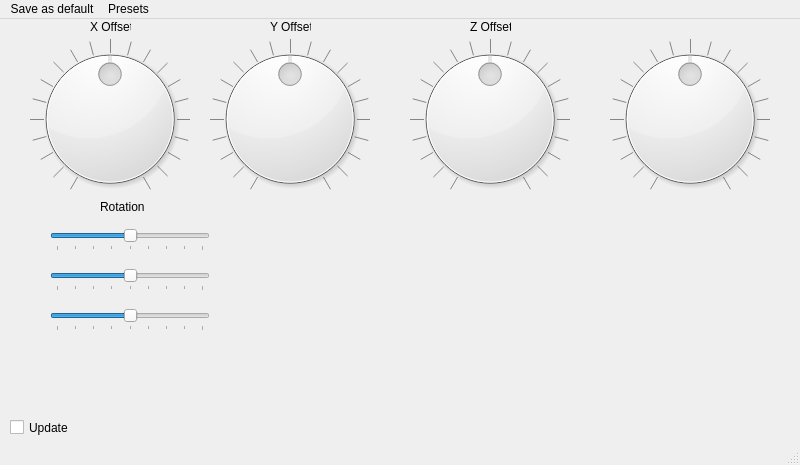
Before: the Qt Designer form src/calibrator/calibrator/bone_calibrator_window.ui in conatsera/K4A_OpenVR, drawn with Qt 5.
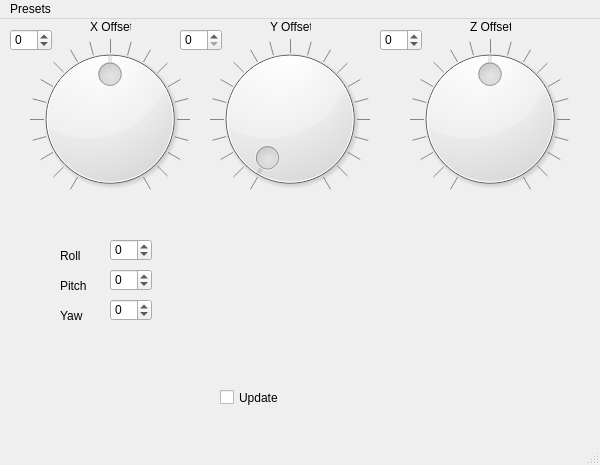
After: the same form once the commit is applied.

Commit message: * Calibration presets * Number entry for calibration values * Removed redundant roll transform requirement * Now with built-in installation and updated README

What changed in the file:
```diff
--- a/src/calibrator/calibrator/bone_calibrator_window.ui
+++ b/src/calibrator/calibrator/bone_calibrator_window.ui
@@ -6,7 +6,7 @@
    <rect>
     <x>0</x>
     <y>0</y>
-    <width>800</width>
+    <width>600</width>
     <height>465</height>
    </rect>
   </property>
@@ -14,19 +14,6 @@
    <string>BoneCalibratorWindow</string>
   </property>
   <widget class="QWidget" name="centralwidget">
-   <widget class="QCheckBox" name="updateCheckBox">
-    <property name="geometry">
-     <rect>
-      <x>10</x>
-      <y>400</y>
-      <width>70</width>
-      <height>17</height>
-     </rect>
-    </property>
-    <property name="text">
-     <string>Update</string>
-    </property>
-   </widget>
    <widget class="QDial" name="xOffset">
     <property name="geometry">
      <rect>
@@ -93,7 +80,7 @@
      <number>-1</number>
     </property>
     <property name="minimum">
-     <number>-2000</number>
+     <number>0</number>
     </property>
     <property name="maximum">
      <number>2000</number>
@@ -114,41 +101,6 @@
      <bool>true</bool>
     </property>
    </widget>
-   <widget class="QDial" name="hipHeight">
-    <property name="geometry">
-     <rect>
-      <x>610</x>
-      <y>20</y>
-      <width>160</width>
-      <height>160</height>
-     </rect>
-    </property>
-    <property name="minimum">
-     <number>-500</number>
-    </property>
-    <property name="maximum">
-     <number>500</number>
-    </property>
-    <property name="notchTarget">
-     <double>50.000000000000000</double>
-    </property>
-    <property name="notchesVisible">
-     <bool>true</bool>
-    </property>
-   </widget>
-   <widget class="QLabel" name="rotLabel">
-    <property name="geometry">
-     <rect>
-      <x>100</x>
-      <y>180</y>
-      <width>61</width>
-      <height>16</height>
-     </rect>
-    </property>
-    <property name="text">
-     <string>Rotation</string>
-    </property>
-   </widget>
    <widget class="QLabel" name="xOffsetLabel">
     <property name="geometry">
      <rect>
@@ -188,114 +140,177 @@
      <string>Z Offset</string>
     </property>
    </widget>
-   <widget class="QSlider" name="rotX">
+   <widget class="QSpinBox" name="rotX">
     <property name="geometry">
      <rect>
-      <x>50</x>
-      <y>210</y>
-      <width>160</width>
+      <x>110</x>
+      <y>220</y>
+      <width>42</width>
       <height>22</height>
      </rect>
     </property>
     <property name="minimum">
-     <number>-4</number>
+     <number>-180</number>
     </property>
     <property name="maximum">
-     <number>4</number>
+     <number>180</number>
     </property>
     <property name="singleStep">
      <number>1</number>
     </property>
-    <property name="pageStep">
-     <number>1</number>
-    </property>
-    <property name="orientation">
-     <enum>Qt::Horizontal</enum>
-    </property>
-    <property name="tickPosition">
-     <enum>QSlider::TicksBelow</enum>
-    </property>
-    <property name="tickInterval">
-     <number>1</number>
-    </property>
    </widget>
-   <widget class="QSlider" name="rotY">
+   <widget class="QSpinBox" name="rotY">
     <property name="geometry">
      <rect>
-      <x>50</x>
+      <x>110</x>
       <y>250</y>
-      <width>160</width>
+      <width>42</width>
       <height>22</height>
      </rect>
     </property>
     <property name="minimum">
-     <number>-4</number>
+     <number>-180</number>
     </property>
     <property name="maximum">
-     <number>4</number>
+     <number>180</number>
     </property>
-    <property name="singleStep">
-     <number>1</number>
+   </widget>
+   <widget class="QSpinBox" name="rotZ">
+    <property name="geometry">
+     <rect>
+      <x>110</x>
+      <y>280</y>
+      <width>42</width>
+      <height>22</height>
+     </rect>
     </property>
-    <property name="pageStep">
-     <number>1</number>
+    <property name="minimum">
+     <number>-180</number>
     </property>
-    <property name="orientation">
-     <enum>Qt::Horizontal</enum>
+    <property name="maximum">
+     <number>180</number>
     </property>
-    <property name="tickPosition">
-     <enum>QSlider::TicksBelow</enum>
+   </widget>
+   <widget class="QLabel" name="label">
+    <property name="geometry">
+     <rect>
+      <x>60</x>
+      <y>230</y>
+      <width>47</width>
+      <height>13</height>
+     </rect>
     </property>
-    <property name="tickInterval">
-     <number>1</number>
+    <property name="text">
+     <string>Roll</string>
     </property>
    </widget>
-   <widget class="QSlider" name="rotZ">
+   <widget class="QLabel" name="label_2">
     <property name="geometry">
      <rect>
-      <x>50</x>
+      <x>60</x>
+      <y>260</y>
+      <width>47</width>
+      <height>13</height>
+     </rect>
+    </property>
+    <property name="text">
+     <string>Pitch</string>
+    </property>
+   </widget>
+   <widget class="QLabel" name="label_3">
+    <property name="geometry">
+     <rect>
+      <x>60</x>
       <y>290</y>
-      <width>160</width>
+      <width>47</width>
+      <height>13</height>
+     </rect>
+    </property>
+    <property name="text">
+     <string>Yaw</string>
+    </property>
+   </widget>
+   <widget class="QSpinBox" name="xOffsetSpinBox">
+    <property name="geometry">
+     <rect>
+      <x>10</x>
+      <y>10</y>
+      <width>42</width>
       <height>22</height>
      </rect>
     </property>
     <property name="minimum">
-     <number>-4</number>
+     <number>-2000</number>
     </property>
     <property name="maximum">
-     <number>4</number>
+     <number>2000</number>
     </property>
     <property name="singleStep">
      <number>1</number>
     </property>
-    <property name="pageStep">
-     <number>1</number>
+   </widget>
+   <widget class="QSpinBox" name="yOffsetSpinBox">
+    <property name="geometry">
+     <rect>
+      <x>180</x>
+      <y>10</y>
+      <width>42</width>
+      <height>22</height>
+     </rect>
     </property>
-    <property name="orientation">
-     <enum>Qt::Horizontal</enum>
+    <property name="minimum">
+     <number>0</number>
     </property>
-    <property name="tickPosition">
-     <enum>QSlider::TicksBelow</enum>
+    <property name="maximum">
+     <number>2000</number>
     </property>
-    <property name="tickInterval">
-     <number>1</number>
+    <property name="singleStep">
+     <number>10</number>
+    </property>
+   </widget>
+   <widget class="QSpinBox" name="zOffsetSpinBox">
+    <property name="geometry">
+     <rect>
+      <x>380</x>
+      <y>10</y>
+      <width>42</width>
+      <height>22</height>
+     </rect>
+    </property>
+    <property name="minimum">
+     <number>-2000</number>
+    </property>
+    <property name="maximum">
+     <number>2000</number>
+    </property>
+    <property name="singleStep">
+     <number>10</number>
+    </property>
+   </widget>
+   <widget class="QCheckBox" name="updateCheckBox">
+    <property name="geometry">
+     <rect>
+      <x>220</x>
+      <y>370</y>
+      <width>70</width>
+      <height>17</height>
+     </rect>
+    </property>
+    <property name="text">
+     <string>Update</string>
     </property>
    </widget>
   </widget>
+  <widget class="QStatusBar" name="statusbar"/>
   <widget class="QMenuBar" name="menubar">
    <property name="geometry">
     <rect>
      <x>0</x>
      <y>0</y>
-     <width>800</width>
+     <width>600</width>
      <height>21</height>
     </rect>
    </property>
-   <widget class="QMenu" name="menuCalibration_Settings">
-    <property name="title">
-     <string>Save as default</string>
-    </property>
-   </widget>
    <widget class="QMenu" name="menuPresets">
     <property name="title">
      <string>Presets</string>
@@ -304,10 +319,8 @@
     <addaction name="actionRemove_Preset"/>
     <addaction name="separator"/>
    </widget>
-   <addaction name="menuCalibration_Settings"/>
    <addaction name="menuPresets"/>
   </widget>
-  <widget class="QStatusBar" name="statusbar"/>
   <action name="actionAdd_Preset">
    <property name="text">
     <string>Add Preset</string>
```
Left out of the diff: 113 changed lines with no effect on the pictures. The commit also changes 17 other files.
